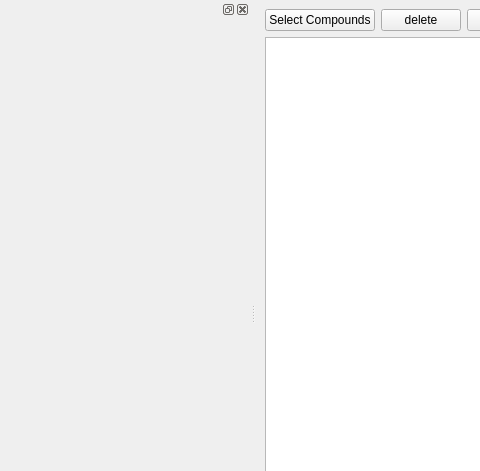
Above: main.ui from Anujg935/OMChemSimGUI before the change; both pictures show x 0 to 480 and y 0 to 471 of the 1242 by 647 pixel window. Below: the same form after it.
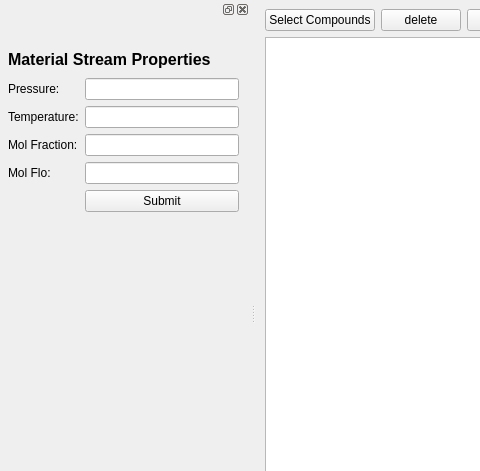
That is the form after the change.

Patch:
```diff
--- a/main.ui
+++ b/main.ui
@@ -6,7 +6,7 @@
    <rect>
     <x>0</x>
     <y>0</y>
-    <width>1193</width>
+    <width>1191</width>
     <height>647</height>
    </rect>
   </property>
@@ -652,7 +652,111 @@
    <attribute name="dockWidgetArea">
     <number>1</number>
    </attribute>
-   <widget class="QWidget" name="dockWidgetContents_4"/>
+   <widget class="QWidget" name="dockWidgetContents_4">
+    <widget class="QStackedWidget" name="stackedWidget">
+     <property name="geometry">
+      <rect>
+       <x>-1</x>
+       <y>9</y>
+       <width>241</width>
+       <height>351</height>
+      </rect>
+     </property>
+     <property name="currentIndex">
+      <number>1</number>
+     </property>
+     <widget class="QWidget" name="page"/>
+     <widget class="QWidget" name="page_3">
+      <widget class="QWidget" name="formLayoutWidget">
+       <property name="geometry">
+        <rect>
+         <x>9</x>
+         <y>19</y>
+         <width>231</width>
+         <height>211</height>
+        </rect>
+       </property>
+       <layout class="QFormLayout" name="formLayout">
+        <item row="1" column="0">
+         <widget class="QLabel" name="label_5">
+          <property name="text">
+           <string>Pressure:</string>
+          </property>
+         </widget>
+        </item>
+        <item row="2" column="0">
+         <widget class="QLabel" name="label_6">
+          <property name="text">
+           <string>Temperature:</string>
+          </property>
+         </widget>
+        </item>
+        <item row="3" column="0">
+         <widget class="QLabel" name="label_7">
+          <property name="text">
+           <string>Mol Fraction:</string>
+          </property>
+         </widget>
+        </item>
+        <item row="1" column="1">
+         <widget class="QLineEdit" name="lineEdit"/>
+        </item>
+        <item row="2" column="1">
+         <widget class="QLineEdit" name="lineEdit_2"/>
+        </item>
+        <item row="3" column="1">
+         <widget class="QLineEdit" name="lineEdit_3"/>
+        </item>
+        <item row="0" column="0" colspan="2">
+         <widget class="QLabel" name="label_8">
+          <property name="sizePolicy">
+           <sizepolicy hsizetype="Preferred" vsizetype="Fixed">
+            <horstretch>0</horstretch>
+            <verstretch>0</verstretch>
+           </sizepolicy>
+          </property>
+          <property name="minimumSize">
+           <size>
+            <width>0</width>
+            <height>25</height>
+           </size>
+          </property>
+          <property name="font">
+           <font>
+            <pointsize>12</pointsize>
+            <weight>75</weight>
+            <bold>true</bold>
+           </font>
+          </property>
+          <property name="text">
+           <string>Material Stream Properties</string>
+          </property>
+         </widget>
+        </item>
+        <item row="4" column="1">
+         <widget class="QLineEdit" name="lineEdit_4"/>
+        </item>
+        <item row="4" column="0">
+         <widget class="QLabel" name="label_9">
+          <property name="text">
+           <string>Mol Flo:</string>
+          </property>
+         </widget>
+        </item>
+        <item row="6" column="1">
+         <widget class="QPushButton" name="pushButton_29">
+          <property name="text">
+           <string>Submit</string>
+          </property>
+         </widget>
+        </item>
+       </layout>
+      </widget>
+     </widget>
+     <widget class="QWidget" name="page_4"/>
+     <widget class="QWidget" name="page_2"/>
+    </widget>
+   </widget>
   </widget>
  </widget>
  <resources/>
```
Left out of the diff: 2 changed lines with no effect on the pictures.
